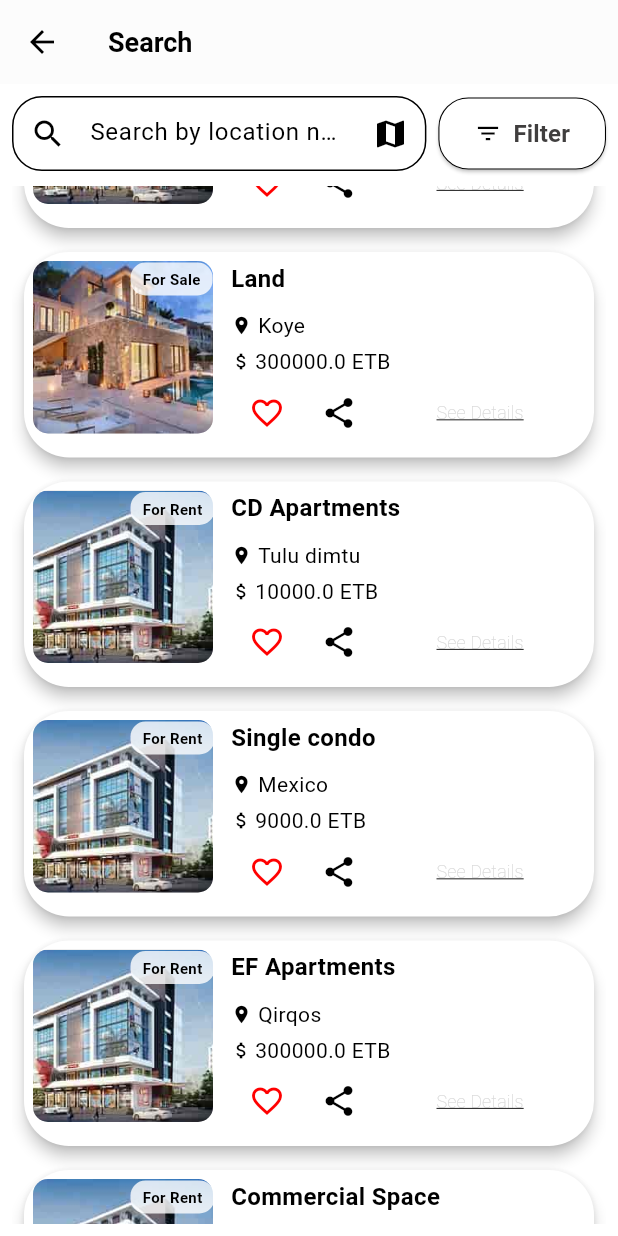
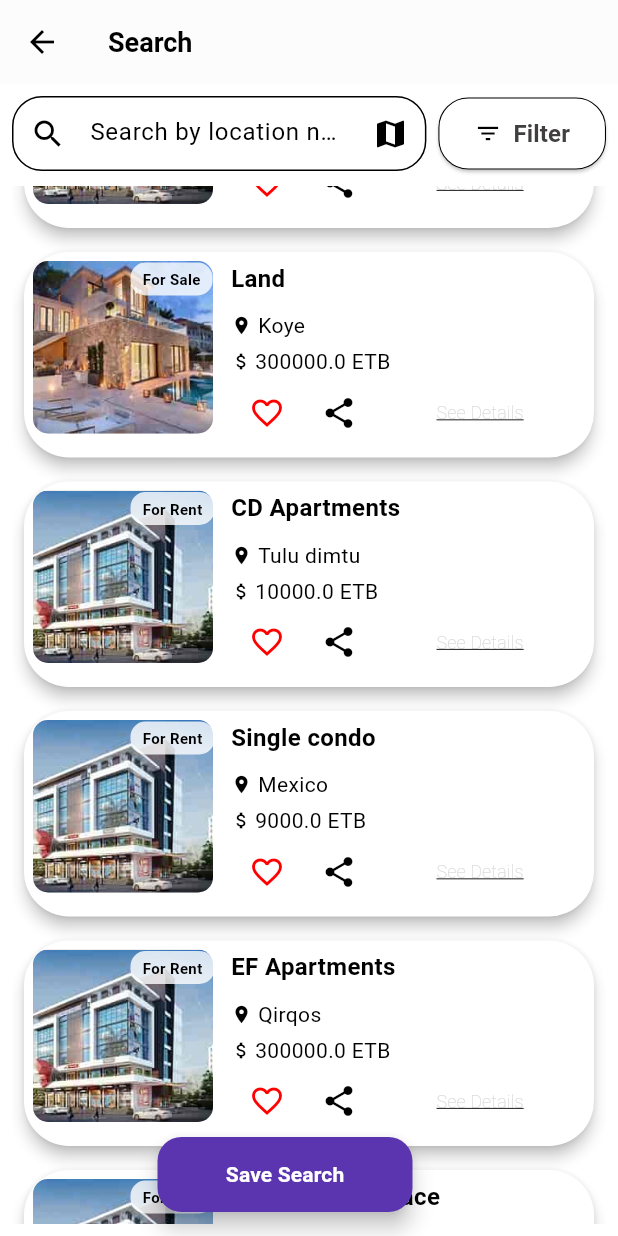
Before and after one commit to samiyamohammed/realestate, a Flutter app: the SearchAndFilterPage screen opened directly, scrolled down 576 dp, on a phone screen of 412 x 824 dp. Run offline on Flutter 3.47's test engine with Material 3 defaults, Android fonts, the phone set to English and light mode, and no system bars; our stand-ins replace bloc, curved_navigation_bar, dropdown_button2, equatable, flutter_bloc, go_router and 5 more.

Commit message:
Update search_filter_page.dart

```diff
--- a/lib/pages/search_filter_page.dart
+++ b/lib/pages/search_filter_page.dart
@@ -1,14 +1,14 @@
 // ignore_for_file: unused_import, library_private_types_in_public_api
 
 import 'package:flutter/material.dart';
+import 'package:go_router/go_router.dart';
 import 'package:flutter_bloc/flutter_bloc.dart';
 import 'package:google_fonts/google_fonts.dart';
-import 'package:real_estate_marketplace/bloc/search_filter_bloc/search_filter_bloc.dart';
+import 'package:real_estate_marketplace/widgets/vertical_listing.dart';
 import 'package:real_estate_marketplace/models/properties_list_model.dart';
-import 'package:real_estate_marketplace/widgets/vertical_listing.dart';
 import 'package:real_estate_marketplace/bloc/search_filter_bloc/search_filter_event.dart';
 import 'package:real_estate_marketplace/bloc/search_filter_bloc/search_filter_state.dart';
-import '../widgets/vertical_listing.dart';
+import 'package:real_estate_marketplace/bloc/search_filter_bloc/search_filter_bloc.dart';
 
 class SearchAndFilterPage extends StatefulWidget {
   const SearchAndFilterPage({super.key});
@@ -211,7 +211,21 @@ class _SearchAndFilterPageState extends State<SearchAndFilterPage> {
                                       ],
                                     ),
                                     const SizedBox(height: 16.0),
-                                    const Text('Price Range'),
+                                    const Text(
+                                      'Price Range',
+                                      style: TextStyle(
+                                          fontWeight: FontWeight.bold),
+                                    ),
+                                    Row(
+                                      mainAxisAlignment:
+                                          MainAxisAlignment.spaceBetween,
+                                      children: [
+                                        Text(
+                                            'From: \$${state.priceRange.start.round()}'),
+                                        Text(
+                                            'To: \$${state.priceRange.end.round()}'),
+                                      ],
+                                    ),
                                     RangeSlider(
                                       values: state.priceRange,
                                       min: 3000,
@@ -506,9 +520,36 @@ class _SearchAndFilterPageState extends State<SearchAndFilterPage> {
                     fontSize: 18.0, fontWeight: FontWeight.bold),
                 textAlign: TextAlign.right,
               ),
-              leading: const BackButton(),
+              leading: IconButton(
+                icon: const Icon(Icons.arrow_back),
+                onPressed: () {
+                  context.go('/home');
+                },
               ),
-            floatingActionButton: FloatingActionButton(
+            ),
+          );
+        } else if (state is SearchFilterUpdated) {
+          return Scaffold(
+            appBar: AppBar(
+              title: Text(
+                'Search',
+                style: GoogleFonts.roboto(
+                    fontSize: 18.0, fontWeight: FontWeight.bold),
+                textAlign: TextAlign.right,
+              ),
+              leading: IconButton(
+                icon: const Icon(Icons.arrow_back),
+                onPressed: () {
+                  context.go('/home');
+                },
+              ),
+            ),
+            floatingActionButton: Align(
+              alignment: Alignment.bottomCenter,
+              child: SizedBox(
+                width: 170,
+                height: 50,
+                child: FloatingActionButton.extended(
                   onPressed: () {
                     final currentState = context.read<SearchFilterBloc>().state;
 
@@ -526,7 +567,7 @@ class _SearchAndFilterPageState extends State<SearchAndFilterPage> {
                       ScaffoldMessenger.of(context).showSnackBar(
                         const SnackBar(
                             content: Text(
-                            'Search criteria saved, You will be notified')),
+                                'Search criteria saved. You will be notified.')),
                       );
                     } else {
                       ScaffoldMessenger.of(context).showSnackBar(
@@ -535,47 +576,14 @@ class _SearchAndFilterPageState extends State<SearchAndFilterPage> {
                       );
                     }
                   },
-              child: const Icon(Icons.save),
+                  label: Text(
+                    'Save Search',
+                    style: TextStyle(
+                        color: Colors.white, fontWeight: FontWeight.bold),
                   ),
-            // floatingActionButton: FloatingActionButton(
-            //   onPressed: () {
-            //     final currentState = context.read<SearchFilterBloc>().state;
-
-            //     if (currentState is SearchFilterUpdated) {
-            //       context.read<SearchFilterBloc>().add(
-            //             SaveSearchCriteriaEvent(
-            //               selectedType: currentState.selectedType,
-            //               selectedSort: currentState.selectedSort,
-            //               selectedSaleRent: currentState.selectedSaleRent,
-            //               priceRange: currentState.priceRange,
-            //               bedrooms: currentState.bedrooms,
-            //               bathrooms: currentState.bathrooms,
-            //             ),
-            //           );
-            //       ScaffoldMessenger.of(context).showSnackBar(
-            //         SnackBar(
-            //             content: Text(
-            //                 'Search criteria saved, You will be notified')),
-            //       );
-            //     } else {
-            //       ScaffoldMessenger.of(context).showSnackBar(
-            //         SnackBar(content: Text('Unable to save search criteria.')),
-            //       );
-            //     }
-            //   },
-            //   child: Icon(Icons.save),
-            // ),
-          );
-        } else if (state is SearchFilterUpdated) {
-          return Scaffold(
-            appBar: AppBar(
-              title: Text(
-                'Search',
-                style: GoogleFonts.roboto(
-                    fontSize: 18.0, fontWeight: FontWeight.bold),
-                textAlign: TextAlign.right,
+                  backgroundColor: const Color.fromARGB(255, 91, 53, 175),
                 ),
-              leading: const BackButton(),
+              ),
             ),
             body: Padding(
               padding: const EdgeInsets.all(8.0),
```
Lines whose indentation alone changed are shown as unchanged.
